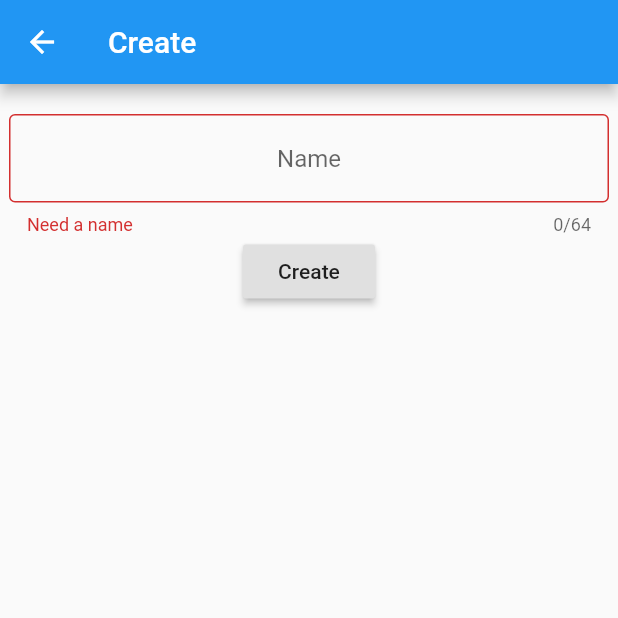
After one commit to keviinngo/CardsAgainstProgrammers, a Flutter app: the CreateScreen screen opened by its route, after a tap on "Create", on a phone screen of 412 x 824 dp, the top half of it. The commit adds this screen. Run offline on Flutter 3.47's test engine with Material 2 defaults, Android fonts, the phone set to English and light mode, and no system bars.

Commit message:
Add CreateScreen.

```diff
--- a/lib/main.dart
+++ b/lib/main.dart
@@ -1,6 +1,7 @@
 import 'package:cap/screens/join.dart';
 import 'package:flutter/material.dart';
 import 'package:cap/screens/home.dart';
+import 'package:cap/screens/create.dart';
 
 // Runs MyApp.
 void main() => runApp(RootScreen());
@@ -19,6 +20,7 @@ class RootScreen extends StatelessWidget {
         // List of all routes in the application.
         '/': (context) => HomeScreen(),
         '/join': (context) => JoinScreen(),
+        '/create': (context) => CreateScreen(),
       },
       theme: ThemeData(
         backgroundColor: Colors.white
--- /dev/null
+++ b/lib/screens/create.dart
@@ -0,0 +1,59 @@
+import 'package:flutter/material.dart';
+
+
+/// Interface to join a already running game.
+class CreateScreen extends StatelessWidget {
+  final TextEditingController nameController = TextEditingController();
+  final GlobalKey<FormState> formKey = GlobalKey<FormState>();
+
+  Widget buildNameField() {
+    return TextFormField(
+      controller: nameController,
+      maxLength: 64,
+      maxLengthEnforced: true,
+      textAlign: TextAlign.center,
+      decoration: InputDecoration(
+        hintText: 'Name',
+        border: OutlineInputBorder(),
+      ),
+      inputFormatters: [],
+      enableSuggestions: true,
+      validator: (str) {
+        return str.isEmpty ? "Need a name" : null;
+      },
+    );
+  }
+
+  @override
+  Widget build(BuildContext context) {
+    return Scaffold(
+      appBar: AppBar(
+        title: Text('Create'),
+      ),
+      body: Center(
+        child: Container(
+          constraints: BoxConstraints(
+            maxWidth: 400,
+          ),
+          child: Form(
+            key: formKey,
+            child: Column(
+              children: [
+                Padding(padding: EdgeInsets.only(top: 20),),
+                buildNameField(),
+                RaisedButton(
+                  child: Text('Create'),
+                  onPressed: () {
+                    if (formKey.currentState.validate()) {
+                      print("Create game as ${nameController.text}");
+                    }
+                  },
+                ),
+              ]
+            ),
+          )
+        )
+      ),
+    );
+  }
+}
```
